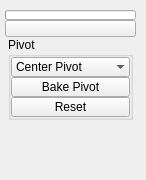
m3trik/Scripts_portable, file ui/level_3/pivot.ui: the form before one commit.
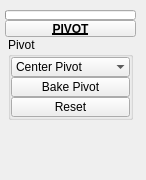
The form after the commit. Custom widgets are drawn as their Qt base class.

Diff of the .ui file:
```diff
--- a/ui/level_3/pivot.ui
+++ b/ui/level_3/pivot.ui
@@ -245,8 +245,15 @@
          <height>17</height>
         </size>
        </property>
+       <property name="font">
+        <font>
+         <weight>75</weight>
+         <bold>true</bold>
+         <underline>true</underline>
+        </font>
+       </property>
        <property name="text">
-        <string/>
+        <string>PIVOT</string>
        </property>
        <property name="checkable">
         <bool>true</bool>
@@ -258,6 +265,11 @@
   </widget>
  </widget>
  <customwidgets>
+  <customwidget>
+   <class>TkToolButton</class>
+   <extends>QToolButton</extends>
+   <header>widgets.tktoolbutton.h</header>
+  </customwidget>
   <customwidget>
    <class>TkPushButton_Draggable</class>
    <extends>QPushButton</extends>
@@ -273,11 +285,6 @@
    <extends>QComboBox</extends>
    <header>widgets.tkcombobox.h</header>
   </customwidget>
-  <customwidget>
-   <class>TkToolButton</class>
-   <extends>QToolButton</extends>
-   <header>widgets.tktoolbutton.h</header>
-  </customwidget>
  </customwidgets>
  <resources/>
  <connections/>
```
